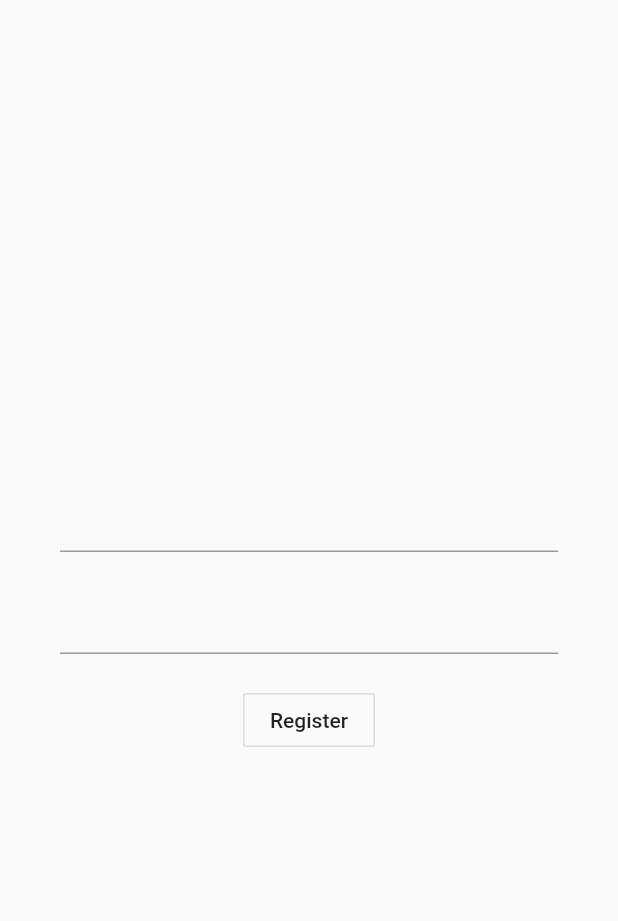
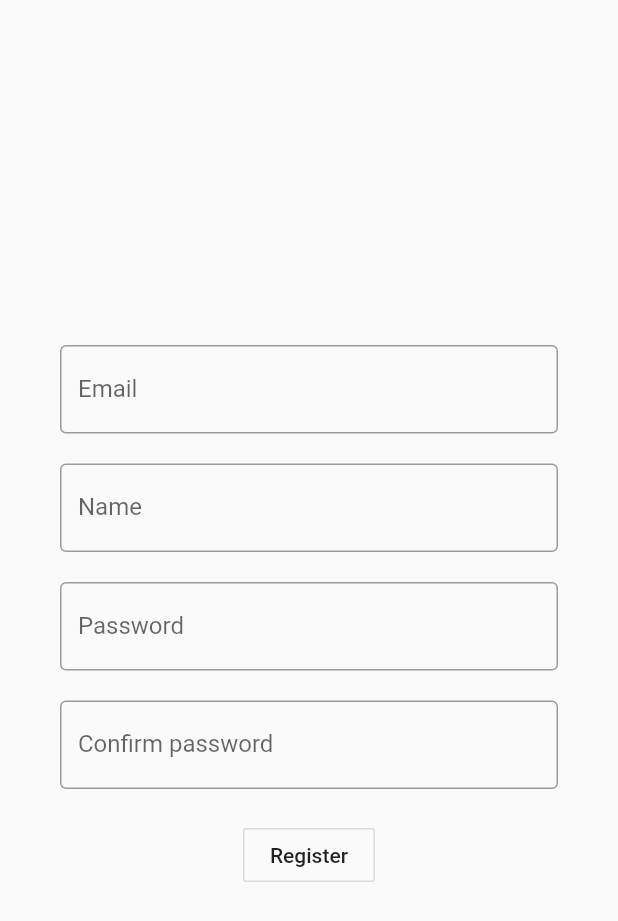
Before and after one commit to geeks4ever/farmers_social_media, a Flutter app: the UserRegister screen opened directly, on a phone screen of 412 x 824 dp. Shown: the top 921 px of the screen. Run offline on Flutter 3.47's test engine with Material 2 defaults, Android fonts, the phone set to English and light mode, and no system bars.

```diff
--- a/lib/src/views/ui/login_view.dart
+++ b/lib/src/views/ui/login_view.dart
@@ -1,4 +1,4 @@
-import 'package:farmers_social_media/src/views/ui/home_feed_view.dart';
+import 'package:farmers_social_media/src/views/ui/home_view.dart';
 import 'package:farmers_social_media/src/views/ui/register_view.dart';
 import 'package:flutter/gestures.dart';
 import 'package:flutter/material.dart';
@@ -17,11 +17,21 @@ class _HomeLoginState extends State<HomeLogin> {
         child: Column(
           mainAxisAlignment: MainAxisAlignment.center,
           children: [
-            TextFormField(),
+            TextFormField(
+              decoration: InputDecoration(
+                labelText: 'Email',
+                border: OutlineInputBorder(),
+              ),
+            ),
             SizedBox(
               height: 20.0,
             ),
-            TextFormField(),
+            TextFormField(
+              decoration: InputDecoration(
+                labelText: 'Password',
+                border: OutlineInputBorder(),
+              ),
+            ),
             SizedBox(
               height: 20.0,
             ),
--- a/lib/src/views/ui/register_view.dart
+++ b/lib/src/views/ui/register_view.dart
@@ -14,11 +14,39 @@ class _UserRegisterState extends State<UserRegister> {
         child: Column(
           mainAxisAlignment: MainAxisAlignment.center,
           children: [
-            TextFormField(),
+            TextFormField(
+              decoration: InputDecoration(
+                labelText: 'Email',
+                border: OutlineInputBorder(),
+              ),
+            ),
             SizedBox(
               height: 20.0,
             ),
-            TextFormField(),
+            TextFormField(
+              decoration: InputDecoration(
+                labelText: 'Name',
+                border: OutlineInputBorder(),
+              ),
+            ),
+            SizedBox(
+              height: 20.0,
+            ),
+            TextFormField(
+              decoration: InputDecoration(
+                labelText: 'Password',
+                border: OutlineInputBorder(),
+              ),
+            ),
+            SizedBox(
+              height: 20.0,
+            ),
+            TextFormField(
+              decoration: InputDecoration(
+                labelText: 'Confirm password',
+                border: OutlineInputBorder(),
+              ),
+            ),
             SizedBox(
               height: 20.0,
             ),
```
Also changed, not shown: lib/src/views/ui/home_feed_view.dart (deleted, +0 -13 lines), lib/src/views/ui/home_view.dart (added, +127 -0 lines).
